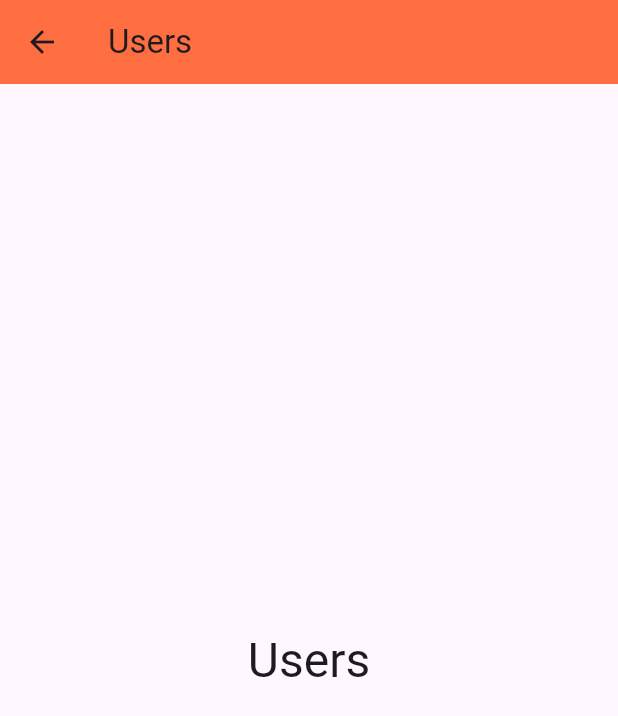
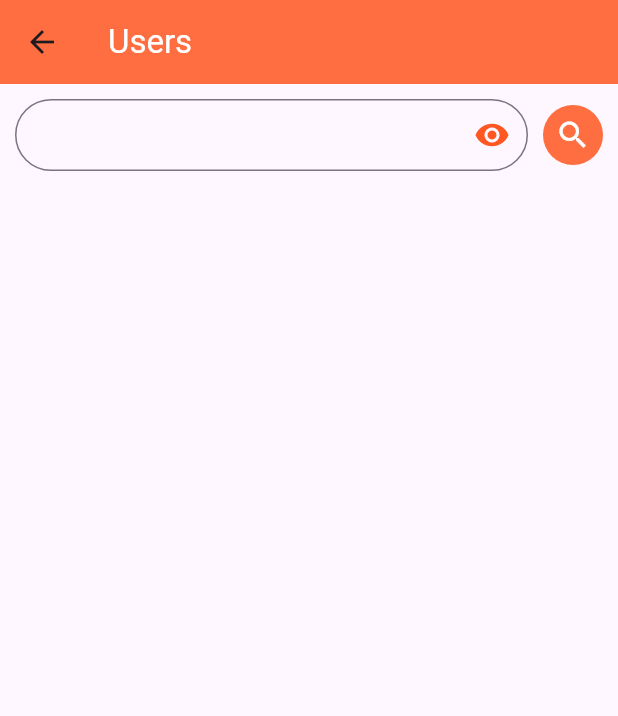
Before and after one commit to victoireMyinda/github-user-appmobile, a Flutter app: the UsersScreen screen opened by its route, on a phone screen of 412 x 824 dp. Shown: the top 716 px of the screen. Run offline on Flutter 3.47's test engine with Material 3 defaults, Android fonts, the light colour scheme and no system bars; our stand-ins replace get.

Commit message:
main:search_widget

```diff
--- a/lib/presentation/screens/users/user.screen.dart
+++ b/lib/presentation/screens/users/user.screen.dart
@@ -1,4 +1,5 @@
 import 'package:flutter/material.dart';
+import 'package:formation/presentation/screens/users/widgets/search.widget.dart';
 
 class UsersScreen extends StatefulWidget {
   const UsersScreen({super.key});
@@ -12,15 +13,18 @@ class _UsersScreenState extends State<UsersScreen> {
   Widget build(BuildContext context) {
     return SafeArea(
       child: Scaffold(
-        appBar: AppBar(
-          title: const Text("Users"),
-          backgroundColor: Colors.deepOrangeAccent,
-        ),
-        body: Center(
-          child:
-              Text("Users", style: Theme.of(context).textTheme.headlineLarge),
-        ),
-      ),
+          appBar: AppBar(
+            title: const Text(
+              "Users",
+              style: TextStyle(color: Colors.white),
+            ),
+            backgroundColor: Colors.deepOrangeAccent,
+          ),
+          body: const Column(
+            children: [
+              SearchWidget(),
+            ],
+          )),
     );
   }
 }
--- /dev/null
+++ b/lib/presentation/screens/users/widgets/search.widget.dart
@@ -0,0 +1,52 @@
+import 'package:flutter/material.dart';
+import 'package:flutter/widgets.dart';
+
+class SearchWidget extends StatefulWidget {
+  const SearchWidget({super.key});
+
+  @override
+  State<SearchWidget> createState() => _SearchWidgetState();
+}
+
+class _SearchWidgetState extends State<SearchWidget> {
+  @override
+  Widget build(BuildContext context) {
+    return Container(
+      padding: const EdgeInsets.all(10),
+      child: Row(
+        children: [
+          Expanded(
+            child: TextField(
+              decoration: InputDecoration(
+                  contentPadding: const EdgeInsets.only(left: 20),
+                  border: OutlineInputBorder(
+                    borderRadius: BorderRadius.circular(50),
+                    borderSide:
+                        const BorderSide(color: Colors.deepOrange, width: 1),
+                  ),
+                  suffixIcon: const Icon(
+                    Icons.visibility,
+                    color: Colors.deepOrange,
+                  )),
+            ),
+          ),
+          const SizedBox(
+            width: 10,
+          ),
+          Container(
+            height: 40,
+            width: 40,
+            decoration: const BoxDecoration(
+                color: Colors.deepOrangeAccent, shape: BoxShape.circle),
+            child: Center(
+              child: IconButton(
+                onPressed: () {},
+                icon: const Icon(Icons.search, color: Colors.white,),
+              ),
+            ),
+          )
+        ],
+      ),
+    );
+  }
+}
```
